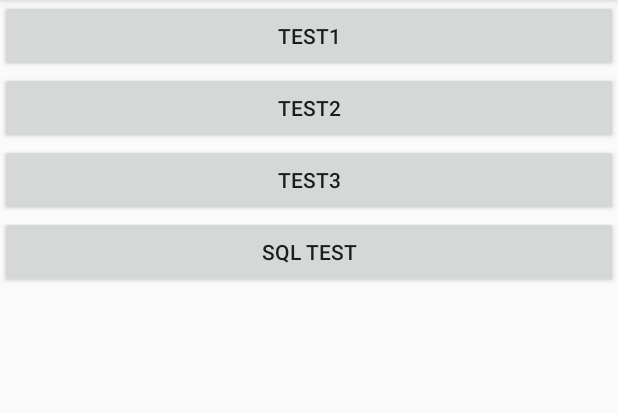
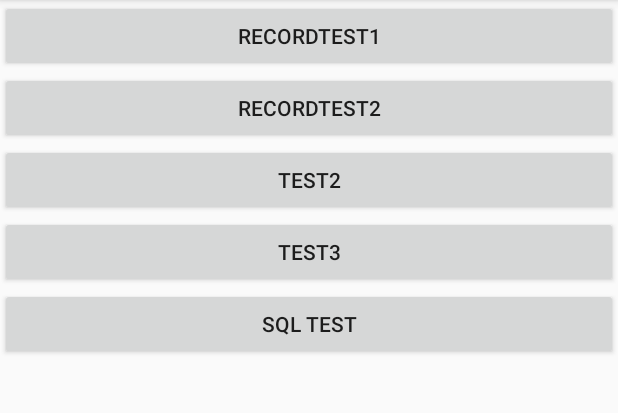
Before and after one commit to Choichanguk/Hackerton, an Android app: the screen it shows after launch (MainActivity), on a phone screen of 412 x 824 dp, the part 84-497 px from its top. Run offline under Robolectric (Android 15) with nearby library versions, the phone set to English and light mode, and no system bars.

```diff
--- a/app/src/main/java/com/example/hackerton/MainActivity.java
+++ b/app/src/main/java/com/example/hackerton/MainActivity.java
@@ -63,6 +63,15 @@ public class MainActivity extends AppCompatActivity {
             }
         });
 
+        Button test5 = findViewById(R.id.button);
+        test5.setOnClickListener(new View.OnClickListener() {
+            @Override
+            public void onClick(View v) {
+                Intent intent = new Intent(getApplicationContext(), MediaRecordDemo2.class);
+                startActivity(intent);
+            }
+        });
+
         checkSelfPermission();
     }
 
--- a/app/src/main/res/layout/activity_main.xml
+++ b/app/src/main/res/layout/activity_main.xml
@@ -11,7 +11,13 @@
         android:id="@+id/test1"
         android:layout_width="match_parent"
         android:layout_height="wrap_content"
-        android:text="test1" />
+        android:text="RecordTest1" />
+
+    <Button
+        android:id="@+id/button"
+        android:layout_width="match_parent"
+        android:layout_height="wrap_content"
+        android:text="RecordTest2" />
 
     <Button
         android:id="@+id/test2"
@@ -30,4 +36,6 @@
         android:layout_width="match_parent"
         android:layout_height="wrap_content"
         android:text="sql test" />
+
+
 </LinearLayout>
```
